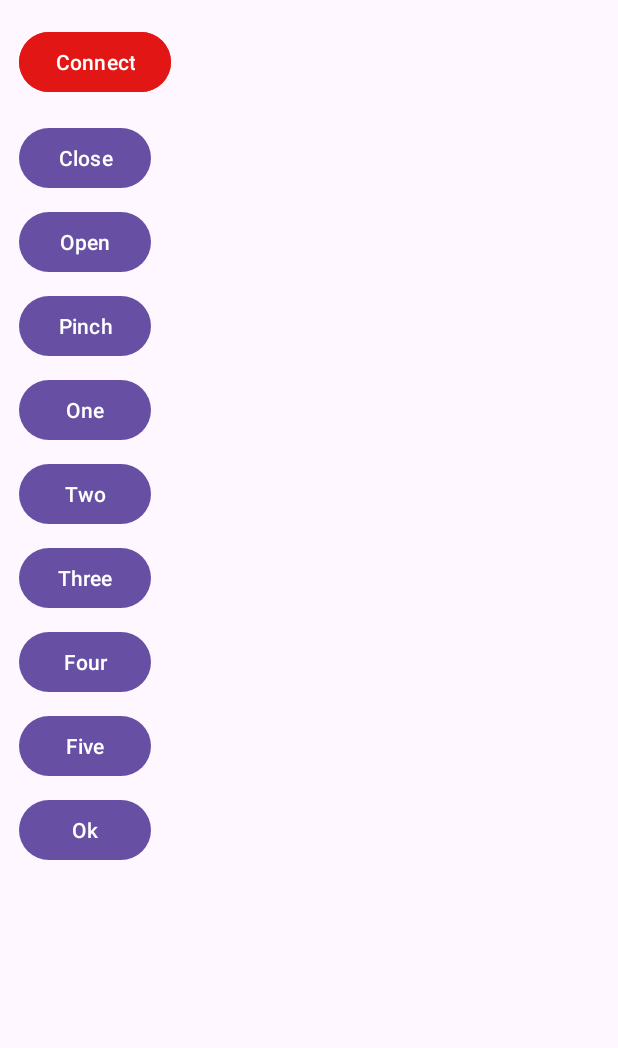
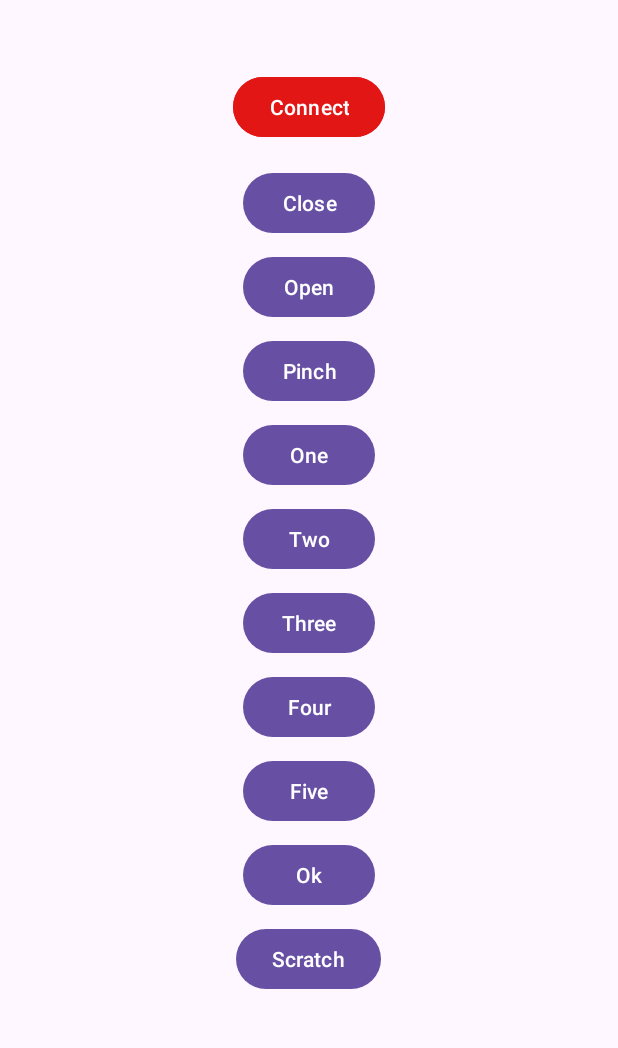
Before and after one commit to reivaxy/kinetix, an Android app: the screen it shows after launch (MainActivity), on a phone screen of 412 x 824 dp, the part 70-1118 px from its top. Run offline under Robolectric (Android 15) with nearby library versions, the phone set to English and light mode, and no system bars; our stand-ins replace navigation-ui.

Commit message:
Added Scratch movement Fixed Calibration sequence Button position preference

```diff
--- a/Apps/Android/app/build.gradle.kts
+++ b/Apps/Android/app/build.gradle.kts
@@ -1,3 +1,5 @@
+import org.apache.tools.ant.util.JavaEnvUtils.VERSION_11
+
 plugins {
     alias(libs.plugins.androidApplication)
 }
--- a/Apps/Android/app/src/main/java/fr/reivaxy/kinetix/FirstFragment.java
+++ b/Apps/Android/app/src/main/java/fr/reivaxy/kinetix/FirstFragment.java
@@ -1,8 +1,10 @@
 package fr.reivaxy.kinetix;
 
-import android.content.DialogInterface;
+import static android.view.Gravity.CENTER;
+import static android.view.Gravity.LEFT;
+import static android.view.Gravity.RIGHT;
+
 import android.content.SharedPreferences;
-import android.content.res.ColorStateList;
 import android.os.Bundle;
 import android.util.Log;
 import android.view.LayoutInflater;
@@ -11,7 +13,6 @@ import android.view.ViewGroup;
 import android.widget.Button;
 
 import androidx.annotation.NonNull;
-import androidx.appcompat.app.AlertDialog;
 import androidx.appcompat.content.res.AppCompatResources;
 import androidx.fragment.app.Fragment;
 import androidx.preference.PreferenceManager;
@@ -82,6 +83,11 @@ public class FirstFragment extends Fragment {
                 }
         );
 
+        binding.buttonScratch.setOnClickListener(v -> {
+                    sendPosition(view, "scratch", R.id.button_scratch);
+                }
+        );
+
 
 
         binding.buttonConnect.setOnClickListener(v -> {
@@ -104,7 +110,21 @@ public class FirstFragment extends Fragment {
                     connectTo(view, address, binding.buttonConnect);
                 }
         );
+
+        SharedPreferences preferences = PreferenceManager.getDefaultSharedPreferences(getContext());
+        String buttonsPosition = preferences.getString(getString(R.string.buttonsPositionKey), "center");
+        if (buttonsPosition.equals("right")) {
+            binding.buttonList.setGravity(RIGHT);
+        }
+        if (buttonsPosition.equals("left")) {
+            binding.buttonList.setGravity(LEFT);
+        }
+        if (buttonsPosition.equals("center")) {
+            binding.buttonList.setGravity(CENTER);
+        }
+
     }
+
 
     private void connectTo(View view, String address, Button button ) {
         boolean connected = BluetoothHandler.getInstance().connect(this.getContext(), address);
--- a/Apps/Android/app/src/main/res/layout/content_main.xml
+++ b/Apps/Android/app/src/main/res/layout/content_main.xml
@@ -1,23 +1,19 @@
 <?xml version="1.0" encoding="utf-8"?>
 <androidx.constraintlayout.widget.ConstraintLayout xmlns:android="http://schemas.android.com/apk/res/android"
     xmlns:app="http://schemas.android.com/apk/res-auto"
+    xmlns:tools="http://schemas.android.com/tools"
     android:layout_width="match_parent"
-    android:layout_height="wrap_content"
+    android:layout_height="match_parent"
     app:layout_behavior="@string/appbar_scrolling_view_behavior">
 
     <fragment
         android:id="@+id/nav_host_fragment_content_main"
         android:name="androidx.navigation.fragment.NavHostFragment"
-        android:layout_width="350dp"
+        android:layout_width="match_parent"
         android:layout_height="match_parent"
         app:defaultNavHost="true"
-        app:layout_constraintBottom_toBottomOf="parent"
-        app:layout_constraintEnd_toEndOf="parent"
-        app:layout_constraintHorizontal_bias="0.2"
-        app:layout_constraintStart_toStartOf="parent"
-        app:layout_constraintTop_toTopOf="parent"
-        app:layout_constraintVertical_bias="1.0"
-        app:navGraph="@navigation/nav_graph" />
+        app:navGraph="@navigation/nav_graph"
+        />
 
 
 </androidx.constraintlayout.widget.ConstraintLayout>
--- a/Apps/Android/app/src/main/res/layout/fragment_first.xml
+++ b/Apps/Android/app/src/main/res/layout/fragment_first.xml
@@ -2,17 +2,30 @@
 <androidx.core.widget.NestedScrollView xmlns:android="http://schemas.android.com/apk/res/android"
     xmlns:app="http://schemas.android.com/apk/res-auto"
     xmlns:tools="http://schemas.android.com/tools"
+    xmlns:custom="http://kinetix.reivaxy.fr"
     android:layout_width="match_parent"
     android:layout_height="match_parent"
+    android:paddingStart="10dp"
+    android:paddingEnd="10dp"
     tools:context=".FirstFragment">
 
     <LinearLayout
+        android:id="@+id/buttonList"
         android:layout_width="match_parent"
-        android:layout_height="wrap_content"
-        android:orientation="vertical">
+        android:layout_height="match_parent"
+        android:gravity="center"
+        android:orientation="vertical"
+        >
 
         <LinearLayout
-            android:layout_width="match_parent"
+            android:layout_width="wrap_content"
+            android:layout_height="wrap_content"
+            android:gravity="center"
+            android:orientation="vertical"
+            android:paddingTop="30dp">
+
+            <LinearLayout
+                android:layout_width="wrap_content"
                 android:layout_height="56dp"
                 android:orientation="horizontal">
 
@@ -135,8 +148,19 @@
                 app:layout_constraintStart_toStartOf="parent"
                 app:layout_constraintTop_toTopOf="parent" />
 
+            <Button
+                android:id="@+id/button_scratch"
+                android:layout_width="wrap_content"
+                android:layout_height="wrap_content"
+                android:layout_marginTop="8dp"
+                android:text="@string/scratch"
+                app:layout_constraintEnd_toEndOf="parent"
+                app:layout_constraintHorizontal_bias="0.828"
+                app:layout_constraintStart_toStartOf="parent"
+                app:layout_constraintTop_toTopOf="parent" />
 
 
+        </LinearLayout>
     </LinearLayout>
 
 
--- a/Apps/Android/app/src/main/res/values/strings.xml
+++ b/Apps/Android/app/src/main/res/values/strings.xml
@@ -15,6 +15,7 @@
     <string name="four">Four</string>
     <string name="five">Five</string>
     <string name="ok">Ok</string>
+    <string name="scratch">Scratch</string>
     <string name="calibration">Calibration</string>
     <string name="fu" translatable="false">Fuck you</string>
     <string name="connect">Connect</string>
@@ -41,10 +42,16 @@
     <string name="title_activity_about" translatable="false">AboutActivity</string>
     <string name="title_activity_tools" translatable="false">ToolsActivity</string>
 
-    <!-- Preference Titles -->
+    <!-- Preference  -->
     <string name="kinetixDevice">Kinetix device</string>
     <string name="macAddress">MAC Address</string>
     <string name="deviceName">Device name</string>
+    <string name="buttonsPosition">Buttons position</string>
+    <string name="left">Left</string>
+    <string name="center">Center</string>
+    <string name="right">Right</string>
+    <string name="buttonsPositionKey" translatable="false">buttonsPosition</string>
+    <string name="buttonPositionSummary">You will need to restart the application to apply this setting</string>
     <string name="githubLink" translatable="false"><u>https://github.com/reivaxy/kinetix</u></string>
     <string name="ccLink" translatable="false"><u>https://creativecommons.org/licenses/by-nc-sa/4.0/</u></string>
 
```
Also changed, not shown: Apps/Android/app/src/main/java/fr/reivaxy/kinetix/MainActivity.java (+0 -12 lines), Apps/Android/app/src/main/java/fr/reivaxy/kinetix/ToolsActivity.java (+0 -11 lines), Apps/Android/app/src/main/res/values/arrays.xml (+8 -6 lines), Apps/Android/app/src/main/res/xml/root_preferences.xml (+10 -8 lines), 11 other files. Lines whose indentation alone changed are shown as unchanged.
